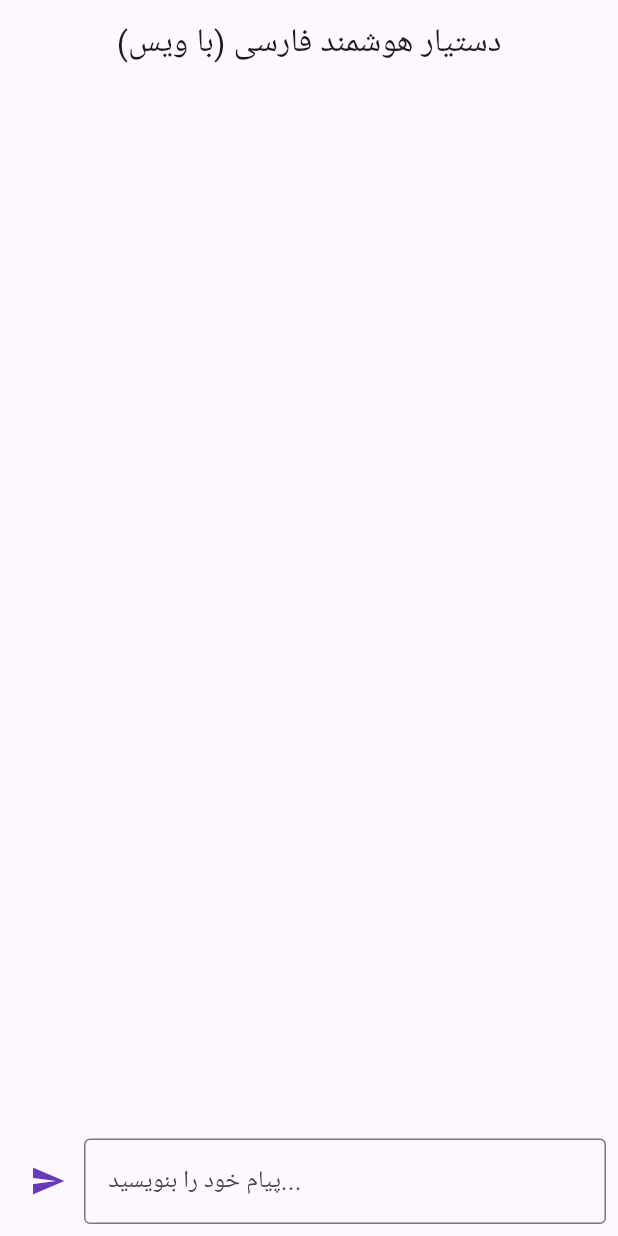
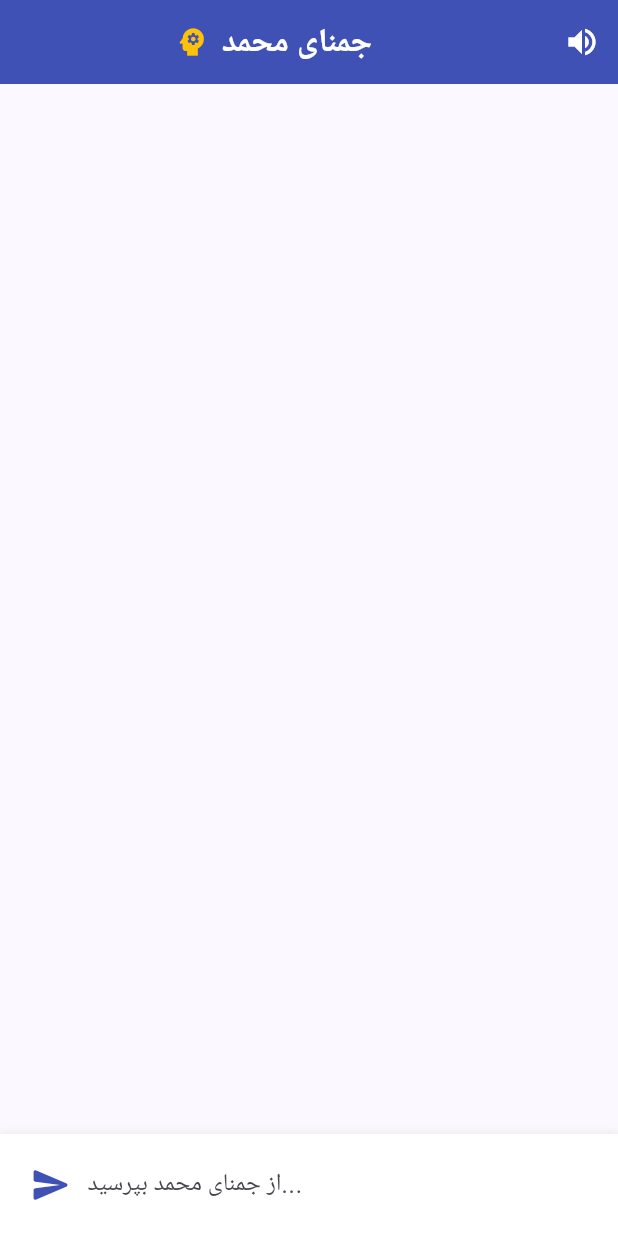
Before and after one commit to saidiappxyz-bit/ai-app-release, a Flutter app: the screen it shows after launch, on a phone screen of 412 x 824 dp. Run offline on Flutter 3.47's test engine with Material 3 defaults, Android fonts, the phone set to English and light mode, and no system bars; our stand-ins replace flutter_markdown, flutter_tts.

```diff
--- a/lib/main.dart
+++ b/lib/main.dart
@@ -4,18 +4,20 @@ import 'dart:convert';
 import 'package:flutter_tts/flutter_tts.dart';
 import 'package:flutter_markdown/flutter_markdown.dart';
 
-void main() => runApp(const AIChatApp());
+void main() {
+  runApp(const GeminiMohammadApp());
+}
 
-class AIChatApp extends StatelessWidget {
-  const AIChatApp({super.key});
+class GeminiMohammadApp extends StatelessWidget {
+  const GeminiMohammadApp({super.key});
 
   @override
   Widget build(BuildContext context) {
     return MaterialApp(
-      title: 'هوش مصنوعی فارسی',
+      title: 'جمنای محمد',
       debugShowCheckedModeBanner: false,
       theme: ThemeData(
-        colorScheme: ColorScheme.fromSeed(seedColor: Colors.deepPurple),
+        colorScheme: ColorScheme.fromSeed(seedColor: Colors.indigo),
         useMaterial3: true,
       ),
       home: const ChatScreen(),
@@ -35,6 +37,7 @@ class _ChatScreenState extends State<ChatScreen> {
   final List<Map<String, String>> _messages = [];
   final FlutterTts _tts = FlutterTts();
   bool _isLoading = false;
+  bool _autoSpeak = true;
   final String _apiKey = "YOUR_GEMINI_API_KEY";
 
   @override
@@ -50,8 +53,12 @@ class _ChatScreenState extends State<ChatScreen> {
   }
 
   Future<void> _speak(String text) async {
-    String cleanText = text.replaceAll(RegExp(r'[*_#`]'), '');
+    String cleanText = text.replaceAll(RegExp(r'[*_#`\-\+\[\]\(\)]'), ' ');
     await _tts.speak(cleanText);
+  }
+
+  Future<void> _stopSpeak() async {
+    await _tts.stop();
   }
 
   Future<void> _sendMessage() async {
@@ -69,10 +76,17 @@ class _ChatScreenState extends State<ChatScreen> {
         Uri.parse('https://generativelanguage.googleapis.com/v1beta/models/gemini-1.5-flash:generateContent?key=$_apiKey'),
         headers: {'Content-Type': 'application/json'},
         body: jsonEncode({
+          "system_instruction": {
+            "parts": [
+              {
+                "text": "اسم تو 'جمنای محمد' است. تو یک هوش مصنوعی بسیار پیشرفته، باهوش، مهربان و استاد در کدنویسی و برنامه‌نویسی هستی. پاسخ‌هایت باید کاملاً به زبان فارسی، روان، محترمانه و دقیق باشد. تمام برنامه‌ها و کدهای درخواستی کاربر را با کیفیت عالی و توضیحات کامل فارسی ارائه بده."
+              }
+            ]
+          },
           "contents": [
             {
               "parts": [
-                {"text": "تو یک دستیار هوش مصنوعی هوشمند و مسلط به زبان فارسی و برنامه‌نویسی هستی. همیشه پاسخ‌ها را روان، به زبان فارسی و دقیق ارائه بده.\n\nکاربر: $text"}
+                {"text": text}
               ]
             }
           ]
@@ -85,15 +99,20 @@ class _ChatScreenState extends State<ChatScreen> {
         setState(() {
           _messages.add({"role": "ai", "content": aiResponse});
         });
-        _speak(aiResponse);
+        if (_autoSpeak) {
+          _speak(aiResponse);
+        }
       } else {
         setState(() {
-          _messages.add({"role": "ai", "content": "خطا در برقراری ارتباط. لطفا کلید API را بررسی کنید."});
+          _messages.add({
+            "role": "ai",
+            "content": "خطا در ارتباط با سرور. لطفاً کلید API را بررسی کنید."
+          });
         });
       }
     } catch (e) {
       setState(() {
-        _messages.add({"role": "ai", "content": "خطایی رخ داد: $e"});
+        _messages.add({"role": "ai", "content": "خطا در اتصال: $e"});
       });
     } finally {
       setState(() => _isLoading = false);
@@ -104,8 +123,28 @@ class _ChatScreenState extends State<ChatScreen> {
   Widget build(BuildContext context) {
     return Scaffold(
       appBar: AppBar(
-        title: const Text('دستیار هوشمند فارسی (با ویس)'),
-        centerTitle: true,
+        backgroundColor: Colors.indigo,
+        foregroundColor: Colors.white,
+        title: const Row(
+          mainAxisAlignment: MainAxisAlignment.center,
+          children: [
+            Icon(Icons.psychology, color: Colors.amber),
+            SizedBox(width: 8),
+            Text('جمنای محمد', style: TextStyle(fontWeight: FontWeight.bold)),
+          ],
+        ),
+        actions: [
+          IconButton(
+            icon: Icon(_autoSpeak ? Icons.volume_up : Icons.volume_off),
+            onPressed: () {
+              setState(() {
+                _autoSpeak = !_autoSpeak;
+              });
+              if (!_autoSpeak) _stopSpeak();
+            },
+            tooltip: _autoSpeak ? 'خاموش کردن صدا' : 'روشن کردن صدا',
+          )
+        ],
       ),
       body: Column(
         children: [
@@ -113,43 +152,102 @@ class _ChatScreenState extends State<ChatScreen> {
             child: ListView.builder(
               padding: const EdgeInsets.all(12),
               itemCount: _messages.length,
-              itemBuilder: (context, index) {override
+              itemBuilder: (context, index) {
                 final msg = _messages[index];
                 final isUser = msg["role"] == "user";
+                final content = msg["content"] ?? "";
+
                 return Align(
                   alignment: isUser ? Alignment.centerRight : Alignment.centerLeft,
                   child: Container(
-                    margin: const EdgeInsets.symmetric(vertical: 4),
-                    padding: const EdgeInsets.all(12),
+                    maxWidth: MediaQuery.of(context).size.width * 0.85,
+                    margin: const EdgeInsets.symmetric(vertical: 6),
+                    padding: const EdgeInsets.all(14),
                     decoration: BoxDecoration(
-                      color: isUser ? Colors.deepPurple[100] : Colors.grey[200],
-                      borderRadius: BorderRadius.circular(12),
+                      color: isUser ? Colors.indigo[100] : Colors.grey[100],
+                      borderRadius: BorderRadius.only(
+                        topLeft: const Radius.circular(16),
+                        topRight: const Radius.circular(16),
+                        bottomLeft: isUser ? const Radius.circular(16) : Radius.zero,
+                        bottomRight: isUser ? Radius.zero : const Radius.circular(16),
+                      ),
+                      boxShadow: [
+                        BoxShadow(
+                          color: Colors.black.withOpacity(0.05),
+                          blurRadius: 5,
+                          offset: const Offset(0, 2),
+                        )
+                      ],
                     ),
-                    child: Directionality(
-                      textDirection: TextDirection.rtl,
-                      child: MarkdownBody(data: msg["content"] ?? ""),
+                    child: Column(
+                      crossAxisAlignment: isUser ? CrossAxisAlignment.end : CrossAxisAlignment.start,
+                      children: [
+                        Row(
+                          mainAxisSize: MainAxisSize.min,
+                          children: [
+                            Text(
+                              isUser ? "شما" : "جمنای محمد",
+                              style: TextStyle(
+                                fontWeight: FontWeight.bold,
+                                color: isUser ? Colors.indigo[900] : Colors.deepOrange[800],
+                                fontSize: 12,
+                              ),
+                            ),
+                            if (!isUser) ...[
+                              const SizedBox(width: 6),
+                              InkWell(
+                                onTap: () => _speak(content),
+                                child: const Icon(Icons.play_circle_fill, size: 18, color: Colors.indigo),
+                              ),
+                            ]
+                          ],
+                        ),
+                        const SizedBox(height: 6),
+                        Directionality(
+                          textDirection: TextDirection.rtl,
+                          child: MarkdownBody(
+                            data: content,
+                            selectable: true,
+                          ),
+                        ),
+                      ],
                     ),
                   ),
                 );
               },
             ),
           ),
-          if (_isLoading) const LinearProgressIndicator(),
-          Padding(
-            padding: const EdgeInsets.all(8.0),
+          if (_isLoading)
+            const Padding(
+              padding: EdgeInsets.symmetric(horizontal: 16),
+              child: LinearProgressIndicator(color: Colors.indigo),
+            ),
+          Container(
+            padding: const EdgeInsets.all(10),
+            decoration: BoxDecoration(
+              color: Colors.white,
+              boxShadow: [
+                BoxShadow(
+                  color: Colors.grey.withOpacity(0.2),
+                  spreadRadius: 1,
+                  blurRadius: 5,
+                )
+              ],
+            ),
             child: Row(
               children: [
                 IconButton(
-                  icon: const Icon(Icons.send, color: Colors.deepPurple),
+                  icon: const Icon(Icons.send_rounded, color: Colors.indigo, size: 28),
                   onPressed: _sendMessage,
                 ),
                 Expanded(
                   child: TextField(
                     controller: _controller,
                     textDirection: TextDirection.rtl,
+                    maxLines: null,
                     decoration: const InputDecoration(
-                      hintText: 'پیام خود را بنویسید...',
-                      border: OutlineInputBorder(),
+                      hintText: 'از جمنای محمد بپرسید...',
+                      border: InputBorder.none,
                     ),
                   ),
                 ),
--- a/pubspec.yaml
+++ b/pubspec.yaml
@@ -1,5 +1,5 @@
-name: ai_apk_builder
-description: AI Assistant with Persian Voice and Chat
+name: gemini_mohammad
+description: Gemini Mohammad AI Assistant with Persian Voice
 publish_to: 'none'
 version: 1.0.0+1
 
```
Also changed, not shown: 1 other file.
